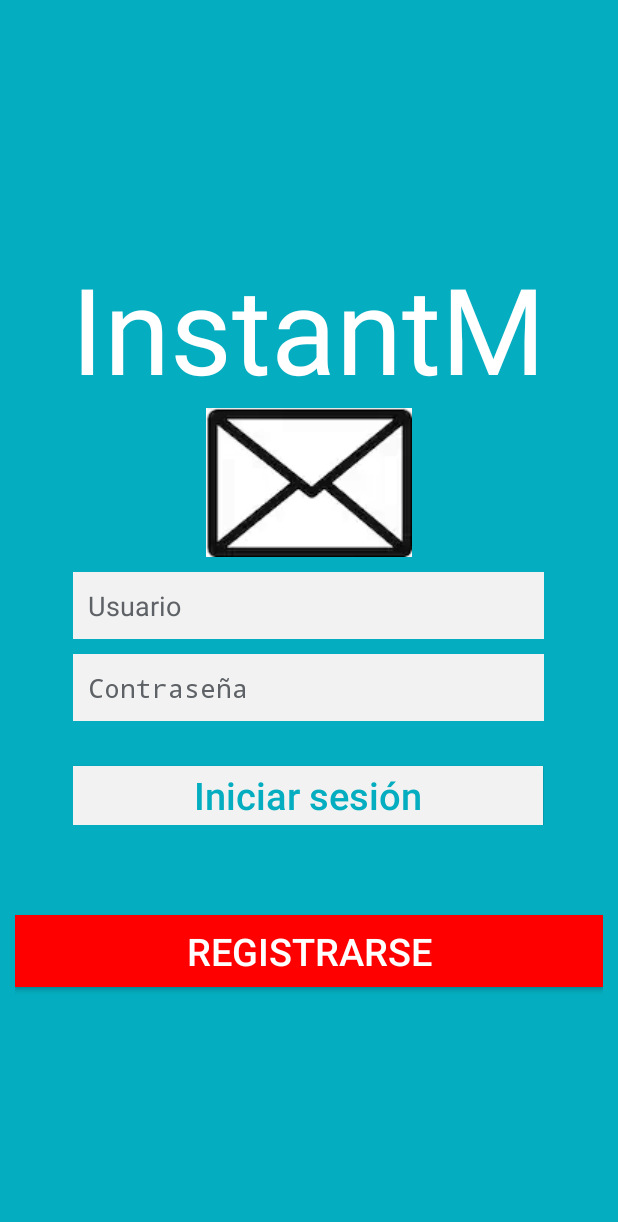
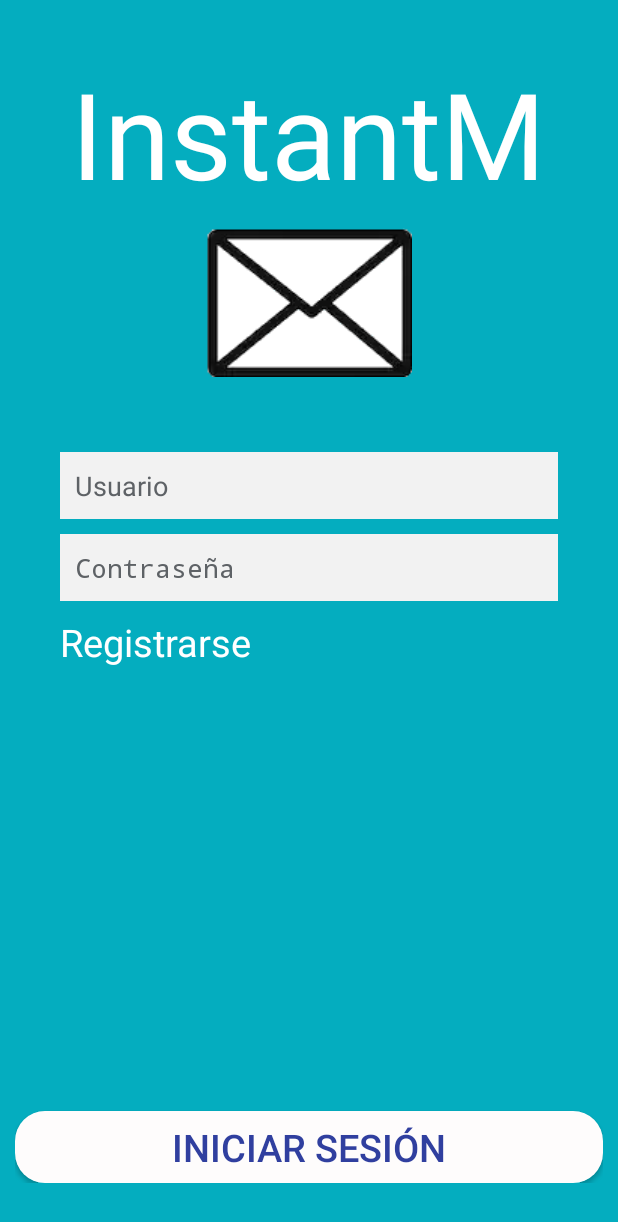
Before and after one commit to danielhuici/instantM, an Android app: the screen it shows after launch (LoginActivity), on a phone screen of 412 x 824 dp. Shown: the top 1222 px of the screen. Run offline under Robolectric (Android 15) with nearby library versions, the phone set to English and light mode, and no system bars; our stand-ins replace Volley.

Commit message:
Modificación vistas

```diff
--- a/app/src/main/java/info/androidhive/loginandregistration/activity/LoginActivity.java
+++ b/app/src/main/java/info/androidhive/loginandregistration/activity/LoginActivity.java
@@ -3,11 +3,13 @@ package info.androidhive.loginandregistration.activity;
 import android.app.Activity;
 import android.app.ProgressDialog;
 import android.content.Intent;
+import android.content.pm.LabeledIntent;
 import android.os.Bundle;
 import android.util.Log;
 import android.view.View;
 import android.widget.Button;
 import android.widget.EditText;
+import android.widget.TextView;
 import android.widget.Toast;
 
 import com.android.volley.Request.Method;
@@ -30,7 +32,7 @@ import info.androidhive.loginandregistration.helper.SessionManager;
 public class LoginActivity extends Activity {
     private static final String TAG = RegisterActivity.class.getSimpleName();
     private Button btnLogin;
-    private Button btnLinkToRegister;
+    private TextView txtLinkToRegister;
     private EditText inputUsername;
     private EditText inputPassword;
     private ProgressDialog pDialog;
@@ -39,13 +41,14 @@ public class LoginActivity extends Activity {
 
     @Override
     public void onCreate(Bundle savedInstanceState) {
+
         super.onCreate(savedInstanceState);
         setContentView(R.layout.activity_login);
 
         inputUsername = (EditText) findViewById(R.id.login_username);
         inputPassword = (EditText) findViewById(R.id.login_password);
         btnLogin = (Button) findViewById(R.id.button_login);
-        btnLinkToRegister = (Button) findViewById(R.id.button_link_register);
+        txtLinkToRegister = (TextView) findViewById(R.id.lbRegister);
 
         // Progress dialog
         pDialog = new ProgressDialog(this);
@@ -86,7 +89,7 @@ public class LoginActivity extends Activity {
         });
 
         // Botón link a registro
-        btnLinkToRegister.setOnClickListener(new View.OnClickListener() {
+        txtLinkToRegister.setOnClickListener(new View.OnClickListener() {
 
             public void onClick(View view) {
                 Intent i = new Intent(LoginActivity.this,
@@ -94,7 +97,6 @@ public class LoginActivity extends Activity {
                 startActivity(i);
             }
         });
-
     }
 
     /**
--- a/app/src/main/java/info/androidhive/loginandregistration/activity/MainActivity.java
+++ b/app/src/main/java/info/androidhive/loginandregistration/activity/MainActivity.java
@@ -27,6 +27,9 @@ public class MainActivity extends Activity {
 		super.onCreate(savedInstanceState);
 		setContentView(R.layout.activity_main);
 
+
+		btnLogout = (Button) findViewById(R.id.button_logout);
+
 		// session manager
         session = new SessionManager(getApplicationContext());
 		db = new SQLiteHandler(getApplicationContext());
@@ -38,6 +41,12 @@ public class MainActivity extends Activity {
             startActivity(i);
         }
 
+			btnLogout.setOnClickListener(new View.OnClickListener() {
+				@Override
+				public void onClick(View view) {
+					logoutUser();
+				}
+			});
 	}
 	/*
 
@@ -95,6 +104,7 @@ public class MainActivity extends Activity {
 	 * preferences Clears the user data from sqlite users table
 	 * */
 	private void logoutUser() {
+		System.out.println("ENTROOOOOOOOOOOOOOOOOOOOOOOOOOOOOOOOOOOOOOOOOOOOOOOOOOOOOOOOOOOOOOOOO");
 		session.setLogin(false);
 
 		db.deleteUsers();
--- /dev/null
+++ b/app/src/main/res/drawable-mdpi/light_button.xml
@@ -0,0 +1,11 @@
+<?xml version="1.0" encoding="utf-8"?>
+<selector xmlns:android="http://schemas.android.com/apk/res/android">
+    <item>
+        <shape android:shape="rectangle">
+            <solid android:color="@color/lbl_name"/>
+            <!--<stroke android:color="#ffffff" android:width="2dp" />-->
+            <!--corners allow us to make the rounded corners button-->
+            <corners android:radius="20dp" />
+        </shape>
+    </item>
+</selector>
--- a/app/src/main/res/layout/activity_login.xml
+++ b/app/src/main/res/layout/activity_login.xml
@@ -1,33 +1,40 @@
 <?xml version="1.0" encoding="utf-8"?>
 <LinearLayout xmlns:android="http://schemas.android.com/apk/res/android"
     android:layout_width="fill_parent"
-    android:layout_height="fill_parent"
-    android:background="@color/background"
+    android:layout_height="match_parent"
+    android:background="@color/colorPrimary"
     android:gravity="center"
     android:orientation="vertical"
     android:padding="10dp">
+
 
     <TextView
         android:id="@+id/textView"
         android:layout_width="wrap_content"
         android:layout_height="wrap_content"
         android:layout_gravity="center_horizontal"
-        android:textSize="80dp"
+        android:layout_marginTop="25dp"
+        android:layout_marginBottom="0dp"
+        android:text="@string/app_name"
         android:textColor="@color/white"
-        android:text="@string/app_name" />
+        android:textSize="80dp" />
 
     <ImageView
         android:id="@+id/imageView"
         android:layout_width="wrap_content"
         android:layout_height="wrap_content"
         android:layout_gravity="center_horizontal"
+        android:layout_marginTop="10dp"
         android:layout_marginBottom="10dp"
         android:background="@drawable/iconomf" />
 
     <LinearLayout
-        android:layout_width="354dp"
+        android:layout_width="match_parent"
         android:layout_height="wrap_content"
         android:layout_gravity="center_horizontal"
+        android:layout_marginLeft="10dp"
+        android:layout_marginTop="10dp"
+        android:layout_marginRight="10dp"
         android:orientation="vertical"
         android:paddingLeft="20dp"
         android:paddingRight="20dp">
@@ -36,6 +43,7 @@
             android:id="@+id/login_username"
             android:layout_width="fill_parent"
             android:layout_height="wrap_content"
+            android:layout_marginTop="30dp"
             android:layout_marginBottom="10dp"
             android:background="@color/input"
             android:hint="@string/hint_username"
@@ -58,30 +66,36 @@
             android:textColor="@color/input_hint"
             android:textColorHint="@color/input_hint" />
 
+        <!-- Botón registrarse -->
+        <TextView
+            android:id="@+id/lbRegister"
+            android:layout_width="match_parent"
+            android:layout_height="wrap_content"
+            android:ems="25"
+            android:textSize="25dp"
+            android:inputType="textPersonName"
+            android:text="@string/button_register"
+            android:textColor="@color/white"/>
+
+    </LinearLayout>
+
+    <LinearLayout
+        android:layout_width="match_parent"
+        android:layout_height="match_parent"
+        android:layout_marginBottom="25dp"
+        android:gravity="bottom"
+        android:orientation="vertical">
+
         <!-- Login Button -->
-
-        <!-- Botón registrarse -->
-
         <Button
             android:id="@+id/button_login"
-            android:layout_width="313dp"
-            android:layout_height="39dp"
-            android:layout_marginTop="20dip"
-            android:background="@color/input"
+            android:layout_width="fill_parent"
+            android:layout_height="wrap_content"
+            android:background="@drawable/light_button"
             android:text="@string/button_login"
-            android:textColor="@color/background"
-            android:textAllCaps="false"
-            android:textSize="25dp"/>
+            android:textColor="@color/colorPrimaryDark"
+            android:textSize="25dp" />
     </LinearLayout>
 
-    <Button
-        android:id="@+id/button_link_register"
-        android:layout_width="fill_parent"
-        android:layout_height="wrap_content"
-        android:layout_marginTop="60dip"
-        android:background="@color/button_register"
-        android:text="@string/button_register"
-        android:textColor="@color/white"
-        android:textSize="25dp" />
 
 </LinearLayout>
--- a/app/src/main/res/values/strings.xml
+++ b/app/src/main/res/values/strings.xml
@@ -13,8 +13,12 @@
     <string name="hint_email">E-mail</string>
     <string name="button_login">Iniciar sesión</string>
     <string name="button_register">Registrarse</string>
-    <string name="button_create_group">Crear grupo</string>
+    <string name="create_group">Crear grupo</string>
     <string name="button_logout">Logout</string>
+    <string name="button_edit_group">Editar grupo</string>
+    <string name="description">Descripción</string>
+    <string name="name_group">Nombre del grupo</string>
+
 
 
 </resources>
```
Also changed, not shown: app/src/main/java/info/androidhive/loginandregistration/activity/Chats.java (+6 -1 lines), app/src/main/res/drawable-mdpi/custom_button.xml (added, +11 -0 lines), app/src/main/res/layout/activity_edit_group.xml (+5 -5 lines), app/src/main/res/layout/activity_register.xml (+41 -14 lines), app/src/main/res/drawable/iconomf.png, app/src/main/res/layout/grupo.xml (line endings or trailing spaces), 169 other files.
